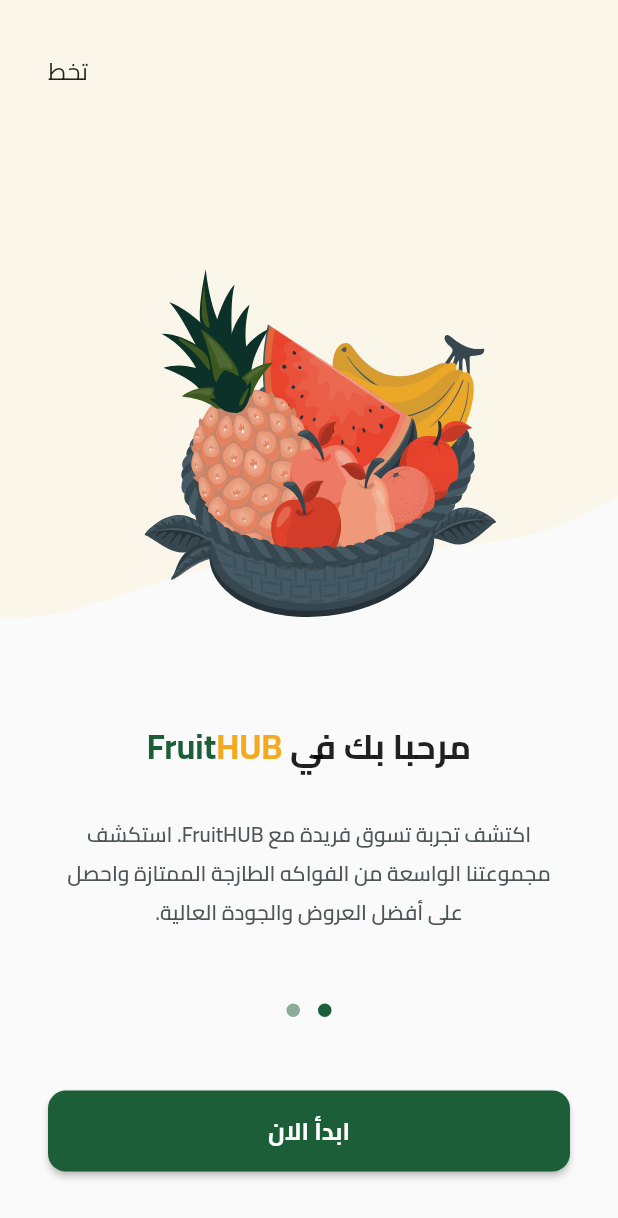
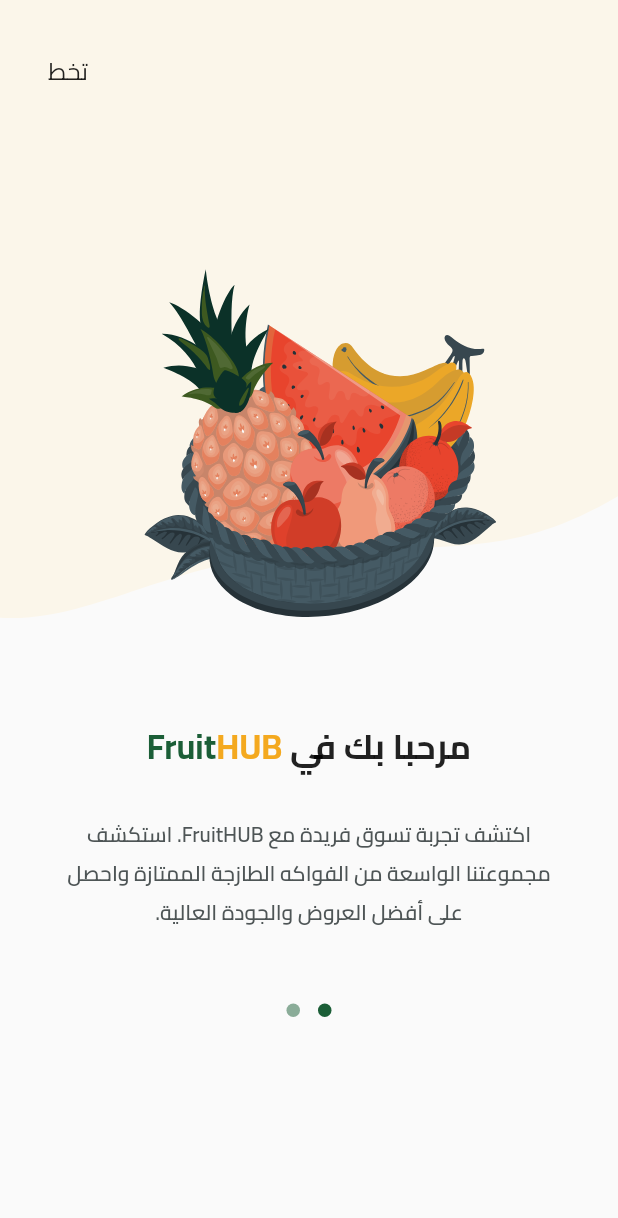
Before and after one commit to HamzaAlwajeeh/Fruits-Hub, a Flutter app: the screen it shows after launch, on a phone screen of 412 x 824 dp. Shown: the top 1218 px of the screen. Run offline on Flutter 3.47's test engine with Material 3 defaults, Android fonts, the phone set to English and light mode, and no system bars; drawn by our look-alikes of dots_indicator; our stand-ins replace flutter_svg.

Commit message:
Enhance onboarding UI with dynamic indicator and button visibility

```diff
--- a/lib/Features/on_Boarding/presentation/views/widgets/on_boarding_body.dart
+++ b/lib/Features/on_Boarding/presentation/views/widgets/on_boarding_body.dart
@@ -39,16 +39,25 @@
         DotsIndicator(
           dotsCount: 2,
           decorator: DotsDecorator(
-            color: AppColors.primaryColor.withOpacity(0.5),
+            color:
+                currentPage == 0
+                    ? AppColors.primaryColor.withOpacity(0.5)
+                    : AppColors.primaryColor,
             activeColor: AppColors.primaryColor,
           ),
         ),
         SizedBox(height: 43),
-        Padding(
-          padding: const EdgeInsets.symmetric(horizontal: 32),
-          child: CustomButton(
-            onPressed: () {},
-            text: S.of(context).onBoardingButton,
+        Visibility(
+          visible: currentPage != 0,
+          maintainSize: true,
+          maintainAnimation: true,
+          maintainState: true,
+          child: Padding(
+            padding: const EdgeInsets.symmetric(horizontal: 32),
+            child: CustomButton(
+              onPressed: () {},
+              text: S.of(context).onBoardingButton,
+            ),
           ),
         ),
         SizedBox(height: 43),
```
